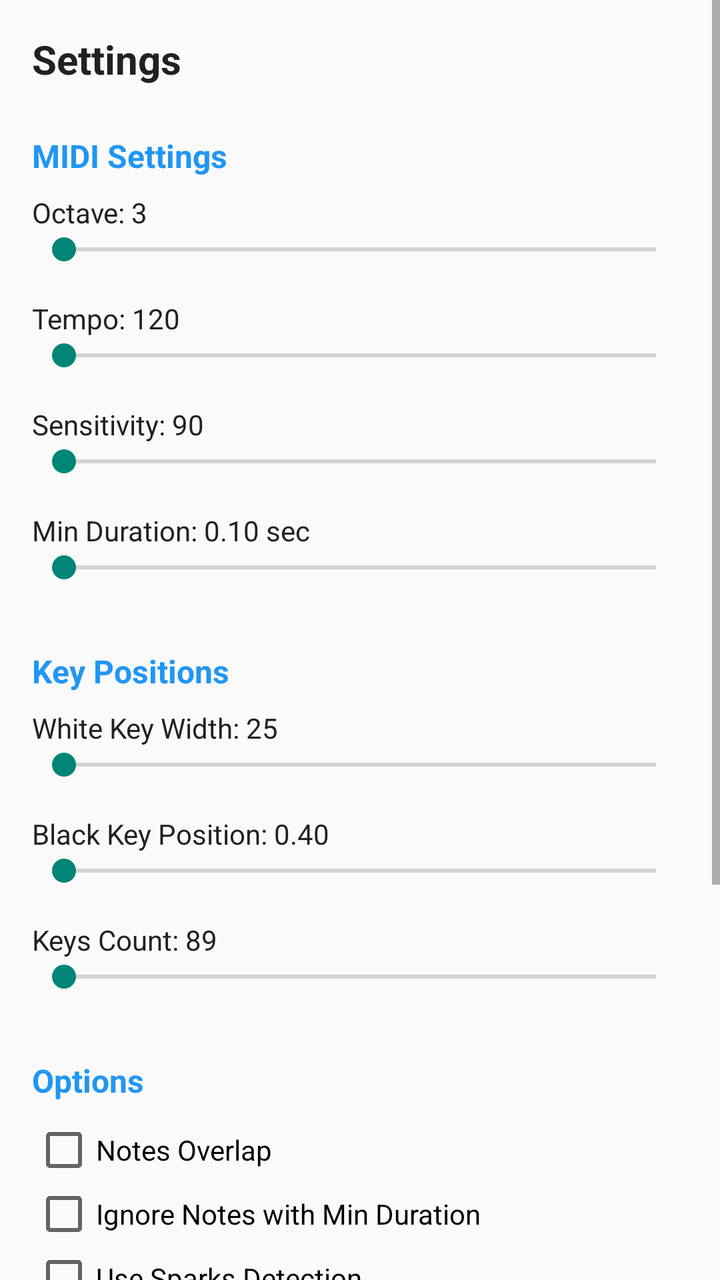
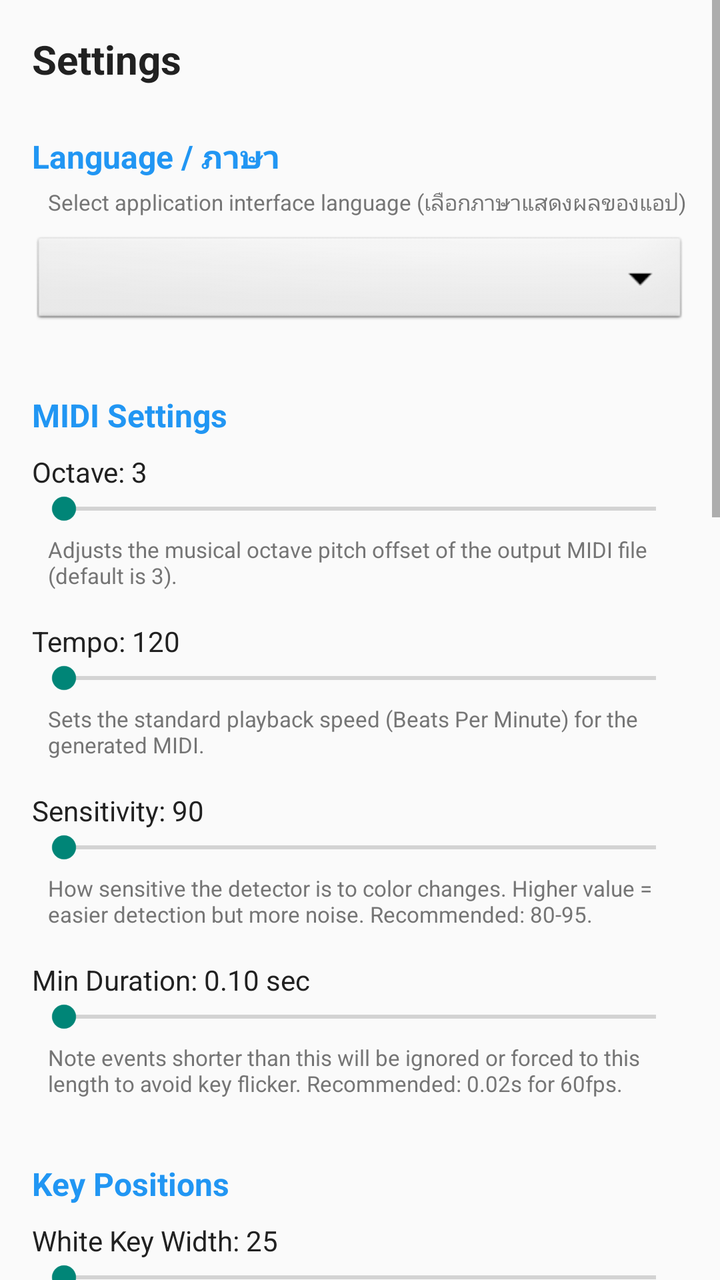

Compare the two renders of this Android layout. The source of the first and the diff that turns it into the second are given below.
<!-- AndroidManifest.xml: application theme Theme.AppCompat.Light.DarkActionBar -->
<!-- res/layout/activity_settings.xml -->
<?xml version="1.0" encoding="utf-8"?>
<ScrollView xmlns:android="http://schemas.android.com/apk/res/android"
    android:layout_width="match_parent"
    android:layout_height="match_parent"
    android:fillViewport="true">

    <LinearLayout
        android:layout_width="match_parent"
        android:layout_height="wrap_content"
        android:orientation="vertical"
        android:padding="16dp">

        <TextView
            android:layout_width="match_parent"
            android:layout_height="wrap_content"
            android:text="@string/settings_title"
            android:textSize="20sp"
            android:textStyle="bold"
            android:layout_marginBottom="16dp"
            android:textColor="@color/primary_text"/>

        
        <TextView
            android:layout_width="match_parent"
            android:layout_height="wrap_content"
            android:text="@string/midi_settings"
            android:textSize="16sp"
            android:textStyle="bold"
            android:layout_marginTop="8dp"
            android:layout_marginBottom="8dp"
            android:textColor="@color/primary"/>

        
        <TextView
            android:id="@+id/tvOctave"
            android:layout_width="match_parent"
            android:layout_height="wrap_content"
            android:text="@string/octave"
            android:textSize="14sp"
            android:textColor="@color/primary_text"/>

        <SeekBar
            android:id="@+id/seekOctave"
            android:layout_width="match_parent"
            android:layout_height="wrap_content"
            android:layout_marginBottom="16dp"/>

        
        <TextView
            android:id="@+id/tvTempo"
            android:layout_width="match_parent"
            android:layout_height="wrap_content"
            android:text="@string/tempo"
            android:textSize="14sp"
            android:textColor="@color/primary_text"/>

        <SeekBar
            android:id="@+id/seekTempo"
            android:layout_width="match_parent"
            android:layout_height="wrap_content"
            android:layout_marginBottom="16dp"/>

        
        <TextView
            android:id="@+id/tvSensitivity"
            android:layout_width="match_parent"
            android:layout_height="wrap_content"
            android:text="@string/sensitivity"
            android:textSize="14sp"
            android:textColor="@color/primary_text"/>

        <SeekBar
            android:id="@+id/seekSensitivity"
            android:layout_width="match_parent"
            android:layout_height="wrap_content"
            android:layout_marginBottom="16dp"/>

        
        <TextView
            android:id="@+id/tvMinDuration"
            android:layout_width="match_parent"
            android:layout_height="wrap_content"
            android:text="@string/min_duration"
            android:textSize="14sp"
            android:textColor="@color/primary_text"/>

        <SeekBar
            android:id="@+id/seekMinDuration"
            android:layout_width="match_parent"
            android:layout_height="wrap_content"
            android:layout_marginBottom="16dp"/>

        
        <TextView
            android:layout_width="match_parent"
            android:layout_height="wrap_content"
            android:text="@string/key_positions"
            android:textSize="16sp"
            android:textStyle="bold"
            android:layout_marginTop="16dp"
            android:layout_marginBottom="8dp"
            android:textColor="@color/primary"/>

        
        <TextView
            android:id="@+id/tvWhiteKeyWidth"
            android:layout_width="match_parent"
            android:layout_height="wrap_content"
            android:text="@string/white_key_width"
            android:textSize="14sp"
            android:textColor="@color/primary_text"/>

        <SeekBar
            android:id="@+id/seekWhiteKeyWidth"
            android:layout_width="match_parent"
            android:layout_height="wrap_content"
            android:layout_marginBottom="16dp"/>

        
        <TextView
            android:id="@+id/tvBlackKeyPos"
            android:layout_width="match_parent"
            android:layout_height="wrap_content"
            android:text="@string/black_key_position"
            android:textSize="14sp"
            android:textColor="@color/primary_text"/>

        <SeekBar
            android:id="@+id/seekBlackKeyPos"
            android:layout_width="match_parent"
            android:layout_height="wrap_content"
            android:layout_marginBottom="16dp"/>

        
        <TextView
            android:id="@+id/tvKeysCount"
            android:layout_width="match_parent"
            android:layout_height="wrap_content"
            android:text="@string/keys_count"
            android:textSize="14sp"
            android:textColor="@color/primary_text"/>

        <SeekBar
            android:id="@+id/seekKeysCount"
            android:layout_width="match_parent"
            android:layout_height="wrap_content"
            android:layout_marginBottom="16dp"/>

        
        <TextView
            android:layout_width="match_parent"
            android:layout_height="wrap_content"
            android:text="@string/options"
            android:textSize="16sp"
            android:textStyle="bold"
            android:layout_marginTop="16dp"
            android:layout_marginBottom="8dp"
            android:textColor="@color/primary"/>

        <CheckBox
            android:id="@+id/cbNotesOverlap"
            android:layout_width="match_parent"
            android:layout_height="wrap_content"
            android:text="@string/notes_overlap"
            android:textSize="14sp"/>

        <CheckBox
            android:id="@+id/cbIgnoreMinDuration"
            android:layout_width="match_parent"
            android:layout_height="wrap_content"
            android:text="@string/ignore_min_duration"
            android:textSize="14sp"/>

        <CheckBox
            android:id="@+id/cbUseSparks"
            android:layout_width="match_parent"
            android:layout_height="wrap_content"
            android:text="@string/use_sparks"
            android:textSize="14sp"/>

        <CheckBox
            android:id="@+id/cbUseAlternateKeys"
            android:layout_width="match_parent"
            android:layout_height="wrap_content"
            android:text="@string/use_alternate_keys"
            android:textSize="14sp"/>

        <CheckBox
            android:id="@+id/cbRollcheck"
            android:layout_width="match_parent"
            android:layout_height="wrap_content"
            android:text="@string/rollcheck"
            android:textSize="14sp"/>

        <CheckBox
            android:id="@+id/cbRollcheckPriority"
            android:layout_width="match_parent"
            android:layout_height="wrap_content"
            android:text="@string/rollcheck_priority"
            android:textSize="14sp"/>

        <CheckBox
            android:id="@+id/cbUsePerColorDelta"
            android:layout_width="match_parent"
            android:layout_height="wrap_content"
            android:text="@string/use_per_color_delta"
            android:textSize="14sp"/>

        <CheckBox
            android:id="@+id/cbSyncNotesStart"
            android:layout_width="match_parent"
            android:layout_height="wrap_content"
            android:text="@string/sync_notes_start"
            android:textSize="14sp"
            android:layout_marginBottom="16dp"/>

        
        <LinearLayout
            android:layout_width="match_parent"
            android:layout_height="wrap_content"
            android:orientation="horizontal"
            android:layout_marginTop="24dp">

            <Button
                android:id="@+id/btnReset"
                android:layout_width="0dp"
                android:layout_height="wrap_content"
                android:layout_weight="1"
                android:text="@string/reset"
                android:layout_marginEnd="8dp"
                android:backgroundTint="@color/warning"/>

            <Button
                android:id="@+id/btnCancel"
                android:layout_width="0dp"
                android:layout_height="wrap_content"
                android:layout_weight="1"
                android:text="@string/cancel"
                android:layout_marginEnd="8dp"
                android:backgroundTint="@color/secondary"/>

            <Button
                android:id="@+id/btnSave"
                android:layout_width="0dp"
                android:layout_height="wrap_content"
                android:layout_weight="1"
                android:text="@string/save"
                android:backgroundTint="@color/success"/>
        </LinearLayout>

    </LinearLayout>
</ScrollView>
<!-- resources referenced by this layout -->
<resources>
  <color name="primary">#2196F3</color>
  <color name="primary_text">#212121</color>
  <color name="secondary">#757575</color>
  <color name="success">#4CAF50</color>
  <color name="warning">#FFC107</color>
  <string name="black_key_position">Black Key Position: 0.40</string>
  <string name="cancel">Cancel</string>
  <string name="ignore_min_duration">Ignore Notes with Min Duration</string>
  <string name="key_positions">Key Positions</string>
  <string name="keys_count">Keys Count: 89</string>
  <string name="midi_settings">MIDI Settings</string>
  <string name="min_duration">Min Duration: 0.10 sec</string>
  <string name="notes_overlap">Notes Overlap</string>
  <string name="octave">Octave: 3</string>
  <string name="options">Options</string>
  <string name="reset">Reset to Defaults</string>
  <string name="rollcheck">Rollcheck (Priority on neighboring keys)</string>
  <string name="rollcheck_priority">Rollcheck White Keys Priority</string>
  <string name="save">Save</string>
  <string name="sensitivity">Sensitivity: 90</string>
  <string name="settings_title">Settings</string>
  <string name="sync_notes_start">Sync Notes Start Position</string>
  <string name="tempo">Tempo: 120</string>
  <string name="use_alternate_keys">Use Alternate Keys</string>
  <string name="use_per_color_delta">Use Per-Color Sensitivity</string>
  <string name="use_sparks">Use Sparks Detection</string>
  <string name="white_key_width">White Key Width: 25</string>
</resources>

<!-- the commit's change to res/layout/activity_settings.xml (unified diff, before → after) -->
@@ -23,10 +23,38 @@
         <TextView
             android:layout_width="match_parent"
             android:layout_height="wrap_content"
+            android:text="@string/language_select"
+            android:textSize="16sp"
+            android:textStyle="bold"
+            android:layout_marginTop="8dp"
+            android:layout_marginBottom="4dp"
+            android:textColor="@color/primary"/>
+
+        <TextView
+            android:layout_width="match_parent"
+            android:layout_height="wrap_content"
+            android:text="@string/desc_language"
+            android:textSize="11sp"
+            android:textColor="@color/secondary_text"
+            android:layout_marginBottom="8dp"
+            android:layout_marginStart="8dp"/>
+
+        <Spinner
+            android:id="@+id/spinnerLanguage"
+            android:layout_width="match_parent"
+            android:layout_height="48dp"
+            android:layout_marginBottom="16dp"
+            android:background="@android:drawable/btn_dropdown"
+            android:spinnerMode="dropdown"/>
+
+        
+        <TextView
+            android:layout_width="match_parent"
+            android:layout_height="wrap_content"
             android:text="@string/midi_settings"
             android:textSize="16sp"
             android:textStyle="bold"
-            android:layout_marginTop="8dp"
+            android:layout_marginTop="16dp"
             android:layout_marginBottom="8dp"
             android:textColor="@color/primary"/>
 
@@ -43,7 +71,16 @@
             android:id="@+id/seekOctave"
             android:layout_width="match_parent"
             android:layout_height="wrap_content"
-            android:layout_marginBottom="16dp"/>
+            android:layout_marginBottom="4dp"/>
+
+        <TextView
+            android:layout_width="match_parent"
+            android:layout_height="wrap_content"
+            android:text="@string/desc_octave"
+            android:textSize="11sp"
+            android:textColor="@color/secondary_text"
+            android:layout_marginBottom="16dp"
+            android:layout_marginStart="8dp"/>
 
         
         <TextView
@@ -58,7 +95,16 @@
             android:id="@+id/seekTempo"
             android:layout_width="match_parent"
             android:layout_height="wrap_content"
-            android:layout_marginBottom="16dp"/>
+            android:layout_marginBottom="4dp"/>
+
+        <TextView
+            android:layout_width="match_parent"
+            android:layout_height="wrap_content"
+            android:text="@string/desc_tempo"
+            android:textSize="11sp"
+            android:textColor="@color/secondary_text"
+            android:layout_marginBottom="16dp"
+            android:layout_marginStart="8dp"/>
 
         
         <TextView
@@ -73,7 +119,16 @@
             android:id="@+id/seekSensitivity"
             android:layout_width="match_parent"
             android:layout_height="wrap_content"
-            android:layout_marginBottom="16dp"/>
+            android:layout_marginBottom="4dp"/>
+
+        <TextView
+            android:layout_width="match_parent"
+            android:layout_height="wrap_content"
+            android:text="@string/desc_sensitivity"
+            android:textSize="11sp"
+            android:textColor="@color/secondary_text"
+            android:layout_marginBottom="16dp"
+            android:layout_marginStart="8dp"/>
 
         
         <TextView
@@ -88,7 +143,16 @@
             android:id="@+id/seekMinDuration"
             android:layout_width="match_parent"
             android:layout_height="wrap_content"
-            android:layout_marginBottom="16dp"/>
+            android:layout_marginBottom="4dp"/>
+
+        <TextView
+            android:layout_width="match_parent"
+            android:layout_height="wrap_content"
+            android:text="@string/desc_min_duration"
+            android:textSize="11sp"
+            android:textColor="@color/secondary_text"
+            android:layout_marginBottom="16dp"
+            android:layout_marginStart="8dp"/>
 
         
         <TextView
@@ -114,7 +178,16 @@
             android:id="@+id/seekWhiteKeyWidth"
             android:layout_width="match_parent"
             android:layout_height="wrap_content"
-            android:layout_marginBottom="16dp"/>
+            android:layout_marginBottom="4dp"/>
+
+        <TextView
+            android:layout_width="match_parent"
+            android:layout_height="wrap_content"
+            android:text="@string/desc_white_key_width"
+            android:textSize="11sp"
+            android:textColor="@color/secondary_text"
+            android:layout_marginBottom="16dp"
+            android:layout_marginStart="8dp"/>
 
         
         <TextView
@@ -129,7 +202,16 @@
             android:id="@+id/seekBlackKeyPos"
             android:layout_width="match_parent"
             android:layout_height="wrap_content"
-            android:layout_marginBottom="16dp"/>
+            android:layout_marginBottom="4dp"/>
+
+        <TextView
+            android:layout_width="match_parent"
+            android:layout_height="wrap_content"
+            android:text="@string/desc_black_key_position"
+            android:textSize="11sp"
+            android:textColor="@color/secondary_text"
+            android:layout_marginBottom="16dp"
+            android:layout_marginStart="8dp"/>
 
         
         <TextView
@@ -144,7 +226,16 @@
             android:id="@+id/seekKeysCount"
             android:layout_width="match_parent"
             android:layout_height="wrap_content"
-            android:layout_marginBottom="16dp"/>
+            android:layout_marginBottom="4dp"/>
+
+        <TextView
+            android:layout_width="match_parent"
+            android:layout_height="wrap_content"
+            android:text="@string/desc_keys_count"
+            android:textSize="11sp"
+            android:textColor="@color/secondary_text"
+            android:layout_marginBottom="16dp"
+            android:layout_marginStart="8dp"/>
 
         
         <TextView
@@ -164,6 +255,15 @@
             android:text="@string/notes_overlap"
             android:textSize="14sp"/>
 
+        <TextView
+            android:layout_width="match_parent"
+            android:layout_height="wrap_content"
+            android:text="@string/desc_notes_overlap"
+            android:textSize="11sp"
+            android:textColor="@color/secondary_text"
+            android:layout_marginBottom="12dp"
+            android:layout_marginStart="24dp"/>
+
         <CheckBox
             android:id="@+id/cbIgnoreMinDuration"
             android:layout_width="match_parent"
@@ -171,6 +271,15 @@
             android:text="@string/ignore_min_duration"
             android:textSize="14sp"/>
 
+        <TextView
+            android:layout_width="match_parent"
+            android:layout_height="wrap_content"
+            android:text="@string/desc_ignore_min_duration"
+            android:textSize="11sp"
+            android:textColor="@color/secondary_text"
+            android:layout_marginBottom="12dp"
+            android:layout_marginStart="24dp"/>
+
         <CheckBox
             android:id="@+id/cbUseSparks"
             android:layout_width="match_parent"
@@ -178,6 +287,15 @@
             android:text="@string/use_sparks"
             android:textSize="14sp"/>
 
+        <TextView
+            android:layout_width="match_parent"
+            android:layout_height="wrap_content"
+            android:text="@string/desc_use_sparks"
+            android:textSize="11sp"
+            android:textColor="@color/secondary_text"
+            android:layout_marginBottom="12dp"
+            android:layout_marginStart="24dp"/>
+
         <CheckBox
             android:id="@+id/cbUseAlternateKeys"
             android:layout_width="match_parent"
@@ -185,6 +303,15 @@
             android:text="@string/use_alternate_keys"
             android:textSize="14sp"/>
 
+        <TextView
+            android:layout_width="match_parent"
+            android:layout_height="wrap_content"
+            android:text="@string/desc_use_alternate_keys"
+            android:textSize="11sp"
+            android:textColor="@color/secondary_text"
+            android:layout_marginBottom="12dp"
+            android:layout_marginStart="24dp"/>
+
         <CheckBox
             android:id="@+id/cbRollcheck"
             android:layout_width="match_parent"
@@ -192,6 +319,15 @@
             android:text="@string/rollcheck"
             android:textSize="14sp"/>
 
+        <TextView
+            android:layout_width="match_parent"
+            android:layout_height="wrap_content"
+            android:text="@string/desc_rollcheck"
+            android:textSize="11sp"
+            android:textColor="@color/secondary_text"
+            android:layout_marginBottom="12dp"
+            android:layout_marginStart="24dp"/>
+
         <CheckBox
             android:id="@+id/cbRollcheckPriority"
             android:layout_width="match_parent"
@@ -199,6 +335,15 @@
             android:text="@string/rollcheck_priority"
             android:textSize="14sp"/>
 
+        <TextView
+            android:layout_width="match_parent"
+            android:layout_height="wrap_content"
+            android:text="@string/desc_rollcheck_priority"
+            android:textSize="11sp"
+            android:textColor="@color/secondary_text"
+            android:layout_marginBottom="12dp"
+            android:layout_marginStart="24dp"/>
+
         <CheckBox
             android:id="@+id/cbUsePerColorDelta"
             android:layout_width="match_parent"
@@ -206,13 +351,30 @@
             android:text="@string/use_per_color_delta"
             android:textSize="14sp"/>
 
+        <TextView
+            android:layout_width="match_parent"
+            android:layout_height="wrap_content"
+            android:text="@string/desc_use_per_color_delta"
+            android:textSize="11sp"
+            android:textColor="@color/secondary_text"
+            android:layout_marginBottom="12dp"
+            android:layout_marginStart="24dp"/>
+
         <CheckBox
             android:id="@+id/cbSyncNotesStart"
             android:layout_width="match_parent"
             android:layout_height="wrap_content"
             android:text="@string/sync_notes_start"
-            android:textSize="14sp"
-            android:layout_marginBottom="16dp"/>
+            android:textSize="14sp"/>
+
+        <TextView
+            android:layout_width="match_parent"
+            android:layout_height="wrap_content"
+            android:text="@string/desc_sync_notes_start"
+            android:textSize="11sp"
+            android:textColor="@color/secondary_text"
+            android:layout_marginBottom="16dp"
+            android:layout_marginStart="24dp"/>
 
         
         <LinearLayout
<!-- resource entries referenced after the edit -->
@@ -3,13 +3,31 @@
   <color name="primary">#2196F3</color>
   <color name="primary_text">#212121</color>
   <color name="secondary">#757575</color>
+  <color name="secondary_text">#757575</color>
   <color name="success">#4CAF50</color>
   <color name="warning">#FFC107</color>
   <string name="black_key_position">Black Key Position: 0.40</string>
   <string name="cancel">Cancel</string>
+  <string name="desc_black_key_position">Adjust the relative horizontal offset alignment for virtual black keys.</string>
+  <string name="desc_ignore_min_duration">Enable to completely skip/ignore short noise clicks that are shorter than the Min Duration setting.</string>
+  <string name="desc_keys_count">Specify the total number of piano keys visible in the video (usually 88 keys).</string>
+  <string name="desc_language">Select application interface language (เลือกภาษาแสดงผลของแอป)</string>
+  <string name="desc_min_duration">Note events shorter than this will be ignored or forced to this length to avoid key flicker. Recommended: 0.02s for 60fps.</string>
+  <string name="desc_notes_overlap">Allows simultaneous overlapping notes of the same pitch. Keep disabled for cleaner MIDI.</string>
+  <string name="desc_octave">Adjusts the musical octave pitch offset of the output MIDI file (default is 3).</string>
+  <string name="desc_rollcheck">Analyzes neighboring keys to filter out false-positive duplicate triggers when lights bleed across keys.</string>
+  <string name="desc_rollcheck_priority">Prioritize white key state changes when processing rollchecks.</string>
+  <string name="desc_sensitivity">How sensitive the detector is to color changes. Higher value = easier detection but more noise. Recommended: 80-95.</string>
+  <string name="desc_sync_notes_start">Auto-align starting times of notes played very close to each other (helps align chord keystrokes).</string>
+  <string name="desc_tempo">Sets the standard playback speed (Beats Per Minute) for the generated MIDI.</string>
+  <string name="desc_use_alternate_keys">Experimental: Use alternative key mapping algorithms for non-standard Synthesia themes.</string>
+  <string name="desc_use_per_color_delta">Use individual color sensitivity variables from the Color Map list instead of a global value.</string>
+  <string name="desc_use_sparks">Enable if your video has glowing sparks rising above the keyboard to help improve note hit precision.</string>
+  <string name="desc_white_key_width">Adjust the pixel width of virtual piano keys to fit your video’s keyboard size.</string>
   <string name="ignore_min_duration">Ignore Notes with Min Duration</string>
   <string name="key_positions">Key Positions</string>
   <string name="keys_count">Keys Count: 89</string>
+  <string name="language_select">Language / ภาษา</string>
   <string name="midi_settings">MIDI Settings</string>
   <string name="min_duration">Min Duration: 0.10 sec</string>
   <string name="notes_overlap">Notes Overlap</string>
